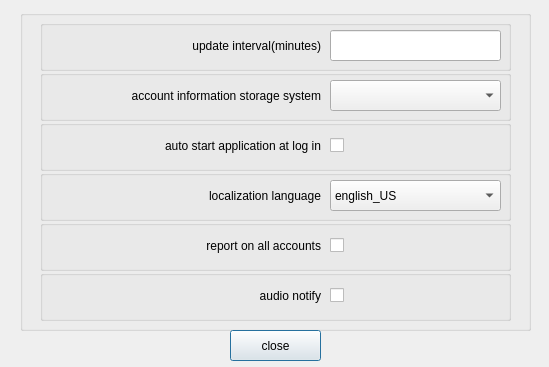
This is src/configurationoptionsdialog.ui in mhogomchungu/qCheckGMail as Qt 5 draws it before an edit. The edited form follows.
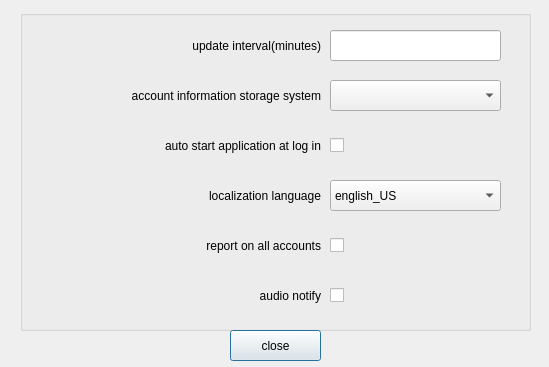
This is the edited form.

Diff of the .ui file:
```diff
--- a/src/configurationoptionsdialog.ui
+++ b/src/configurationoptionsdialog.ui
@@ -28,7 +28,7 @@
    <property name="title">
     <string/>
    </property>
-   <widget class="QGroupBox" name="groupBox_2">
+   <widget class="QFrame" name="frame_2">
     <property name="geometry">
      <rect>
       <x>20</x>
@@ -37,9 +37,6 @@
       <height>51</height>
      </rect>
     </property>
-    <property name="title">
-     <string/>
-    </property>
     <widget class="QLabel" name="label">
      <property name="geometry">
       <rect>
@@ -70,7 +67,7 @@
      </property>
     </widget>
    </widget>
-   <widget class="QGroupBox" name="groupBox_3">
+   <widget class="QFrame" name="frame_3">
     <property name="geometry">
      <rect>
       <x>20</x>
@@ -79,9 +76,6 @@
       <height>51</height>
      </rect>
     </property>
-    <property name="title">
-     <string/>
-    </property>
     <widget class="QCheckBox" name="checkBoxAutoStartEnabled">
      <property name="geometry">
       <rect>
@@ -115,7 +109,7 @@
      </property>
     </widget>
    </widget>
-   <widget class="QGroupBox" name="groupBox_4">
+   <widget class="QFrame" name="frame_4">
     <property name="geometry">
      <rect>
       <x>20</x>
@@ -124,9 +118,6 @@
       <height>51</height>
      </rect>
     </property>
-    <property name="title">
-     <string/>
-    </property>
     <widget class="QComboBox" name="comboBoxLocalLanguage">
      <property name="geometry">
       <rect>
@@ -162,7 +153,7 @@
      </property>
     </widget>
    </widget>
-   <widget class="QGroupBox" name="groupBox_6">
+   <widget class="QFrame" name="frame_6">
     <property name="geometry">
      <rect>
       <x>20</x>
@@ -171,9 +162,6 @@
       <height>51</height>
      </rect>
     </property>
-    <property name="title">
-     <string/>
-    </property>
     <widget class="QLabel" name="label_5">
      <property name="geometry">
       <rect>
@@ -204,7 +192,7 @@
      </property>
     </widget>
    </widget>
-   <widget class="QGroupBox" name="groupBox_5">
+   <widget class="QFrame" name="frame_5">
     <property name="geometry">
      <rect>
       <x>20</x>
@@ -213,9 +201,6 @@
       <height>51</height>
      </rect>
     </property>
-    <property name="title">
-     <string/>
-    </property>
     <widget class="QCheckBox" name="checkBoxReportOnAllAccounts">
      <property name="geometry">
       <rect>
@@ -249,7 +234,7 @@
      </property>
     </widget>
    </widget>
-   <widget class="QGroupBox" name="groupBox_7">
+   <widget class="QFrame" name="frame_7">
     <property name="geometry">
      <rect>
       <x>20</x>
@@ -258,9 +243,6 @@
       <height>51</height>
      </rect>
     </property>
-    <property name="title">
-     <string/>
-    </property>
     <widget class="QLabel" name="label_6">
      <property name="geometry">
       <rect>
```
